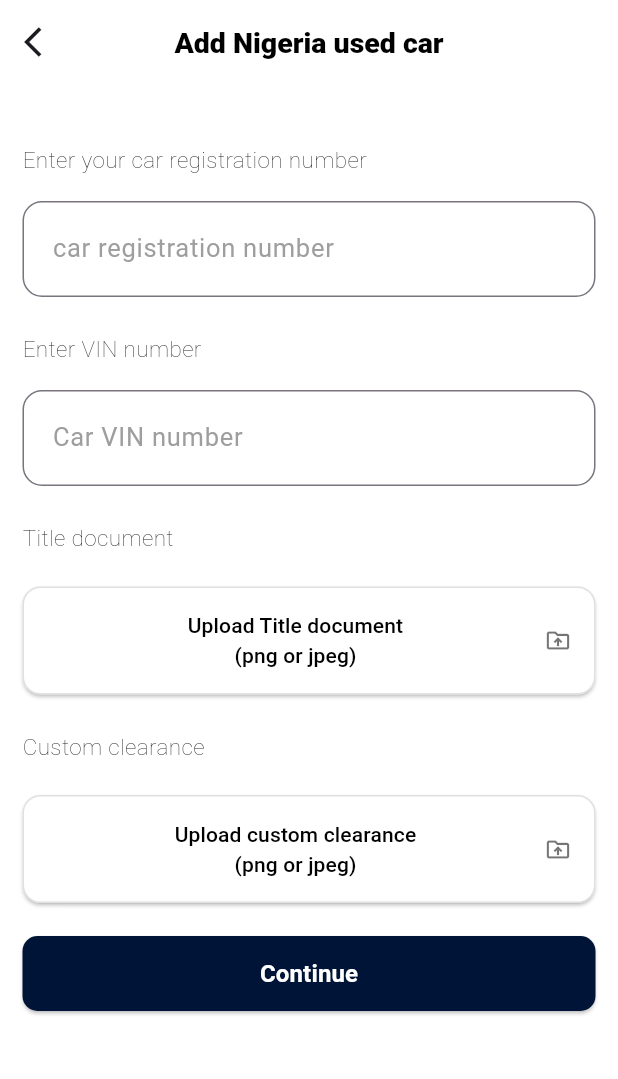
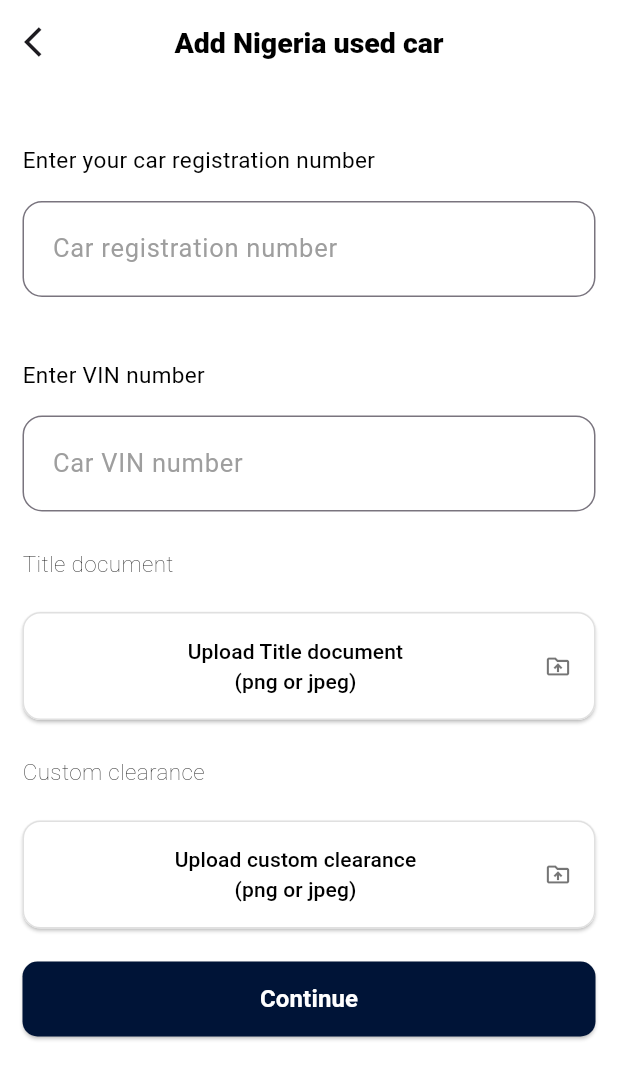
Before and after one commit to buildwithdecent/testing-git-hub, a Flutter app: the UsedCar screen opened directly, on a phone screen of 412 x 824 dp. Shown: the top 1079 px of the screen. Run offline on Flutter 3.47's test engine with Material 3 defaults, Android fonts, the phone set to English and light mode, and no system bars; key blocks and very long unbroken strings in the code were emptied for the run.

Commit message:
The reusable component has been modified.

```diff
--- a/lib/usedcar.dart
+++ b/lib/usedcar.dart
@@ -21,23 +21,24 @@ class UsedCar extends StatelessWidget{
         child: Column(
           crossAxisAlignment: CrossAxisAlignment.start,
           children: [
-            Text(
-              'Enter your car registration number',
-              style: TextStyle(
-                fontWeight: FontWeight.w100,
-                fontSize: 15,
-                color: Colors.black,),),
-            SizedBox(height: 17),
-            buildTextField('car registration number', 'R31122 55'),
+            buildTextField(label: 'Car registration number', hint: 'R31122 55', fieldName: 'Enter your car registration number'),
+            // Text(
+            //   'Enter your car registration number',
+            //   style: TextStyle(
+            //     fontWeight: FontWeight.w400,
+            //     fontSize: 15,
+            //     color: Colors.black,),),
+            // SizedBox(height: 17),
+          //  buildTextField('car registration number', 'R31122 55'),
             SizedBox(height: 24),
-            Text(
-              'Enter VIN number',
-              style: TextStyle(
-                fontWeight: FontWeight.w100,
-                fontSize: 15,
-                color: Colors.black,),),
+            // Text(
+            //   'Enter VIN number',
+            //   style: TextStyle(
+            //     fontWeight: FontWeight.w400,
+            //     fontSize: 15,
+            //     color: Colors.black,),),
             SizedBox(height: 17 ),
-            buildTextField('Car VIN number', '31122 56'),
+            buildTextField(  label: 'Car VIN number', hint: '31122 56', fieldName: 'Enter VIN number'),
             SizedBox(height: 24),
             Text(
               'Title document',
@@ -95,8 +96,17 @@ class UsedCar extends StatelessWidget{
   );
   }
 
-  Widget buildTextField(String label, String hint,){
-    return TextField(
+  Widget buildTextField({required String label, required String hint, required fieldName}){
+    return Column(
+      crossAxisAlignment: CrossAxisAlignment.start,
+      children: [
+        Text( fieldName,
+          style: TextStyle(
+            fontWeight: FontWeight.w400,
+            fontSize: 15,
+            color: Colors.black,),),
+        SizedBox(height: 17),
+        TextField(
           decoration: InputDecoration(
             labelText: label,
             labelStyle: TextStyle(
@@ -120,6 +130,8 @@ class UsedCar extends StatelessWidget{
             ),
             contentPadding: const EdgeInsets.symmetric(vertical: 20, horizontal: 16),
           ),
+        ),
+      ],
     );
   }
 
```
Lines whose indentation alone changed are shown as unchanged.
